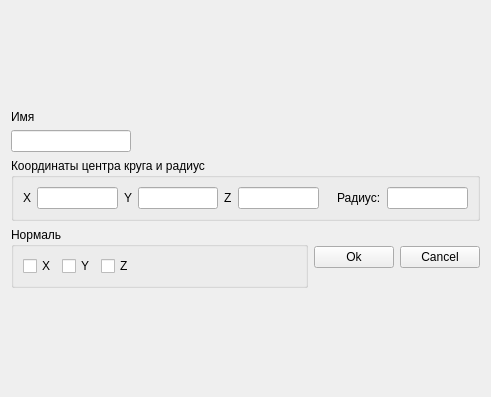
First picture: the form in form/circlebypoints.ui, repository Folosman/myTestProjectInter, before the edit.
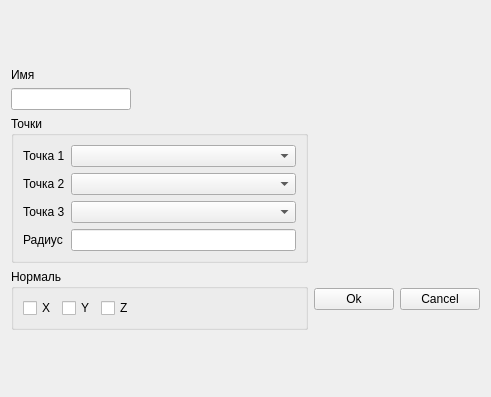
Second picture: the form after the edit.

```diff
--- a/form/circlebypoints.ui
+++ b/form/circlebypoints.ui
@@ -14,68 +14,6 @@
    <string>Form</string>
   </property>
   <layout class="QGridLayout" name="gridLayout">
-   <item row="3" column="0" colspan="3">
-    <widget class="QGroupBox" name="groupBox">
-     <property name="title">
-      <string>Координаты центра круга и радиус</string>
-     </property>
-     <layout class="QHBoxLayout" name="horizontalLayout">
-      <item>
-       <widget class="QLabel" name="label_2">
-        <property name="text">
-         <string>X</string>
-        </property>
-       </widget>
-      </item>
-      <item>
-       <widget class="QLineEdit" name="m_xCoordinate"/>
-      </item>
-      <item>
-       <widget class="QLabel" name="label_3">
-        <property name="text">
-         <string>Y</string>
-        </property>
-       </widget>
-      </item>
-      <item>
-       <widget class="QLineEdit" name="m_yCoordinate"/>
-      </item>
-      <item>
-       <widget class="QLabel" name="label_4">
-        <property name="text">
-         <string>Z</string>
-        </property>
-       </widget>
-      </item>
-      <item>
-       <widget class="QLineEdit" name="m_zCoordinate"/>
-      </item>
-      <item>
-       <spacer name="horizontalSpacer">
-        <property name="orientation">
-         <enum>Qt::Orientation::Horizontal</enum>
-        </property>
-        <property name="sizeHint" stdset="0">
-         <size>
-          <width>40</width>
-          <height>20</height>
-         </size>
-        </property>
-       </spacer>
-      </item>
-      <item>
-       <widget class="QLabel" name="label">
-        <property name="text">
-         <string>Радиус:</string>
-        </property>
-       </widget>
-      </item>
-      <item>
-       <widget class="QLineEdit" name="m_circleRadius"/>
-      </item>
-     </layout>
-    </widget>
-   </item>
    <item row="5" column="1">
     <spacer name="verticalSpacer">
      <property name="orientation">
@@ -176,6 +114,68 @@
      </property>
     </widget>
    </item>
+   <item row="0" column="1">
+    <spacer name="verticalSpacer_2">
+     <property name="orientation">
+      <enum>Qt::Orientation::Vertical</enum>
+     </property>
+     <property name="sizeHint" stdset="0">
+      <size>
+       <width>20</width>
+       <height>40</height>
+      </size>
+     </property>
+    </spacer>
+   </item>
+   <item row="3" column="0">
+    <widget class="QGroupBox" name="groupBox">
+     <property name="title">
+      <string>Точки</string>
+     </property>
+     <layout class="QFormLayout" name="formLayout">
+      <item row="1" column="0">
+       <widget class="QLabel" name="label">
+        <property name="text">
+         <string>Точка 1</string>
+        </property>
+       </widget>
+      </item>
+      <item row="1" column="1">
+       <widget class="QComboBox" name="m_point1"/>
+      </item>
+      <item row="2" column="1">
+       <widget class="QComboBox" name="m_point2"/>
+      </item>
+      <item row="3" column="1">
+       <widget class="QComboBox" name="m_point3"/>
+      </item>
+      <item row="2" column="0">
+       <widget class="QLabel" name="label_2">
+        <property name="text">
+         <string>Точка 2</string>
+        </property>
+       </widget>
+      </item>
+      <item row="3" column="0">
+       <widget class="QLabel" name="label_3">
+        <property name="text">
+         <string>Точка 3</string>
+        </property>
+       </widget>
+      </item>
+      <item row="4" column="1">
+       <widget class="QLineEdit" name="m_radius"/>
+      </item>
+      <item row="4" column="0">
+       <widget class="QLabel" name="label_4">
+        <property name="text">
+         <string>Радиус</string>
+        </property>
+       </widget>
+      </item>
+     </layout>
+    </widget>
+   </item>
   </layout>
  </widget>
  <resources/>
```
Left out of the diff: 39 changed lines with no effect on the pictures.
